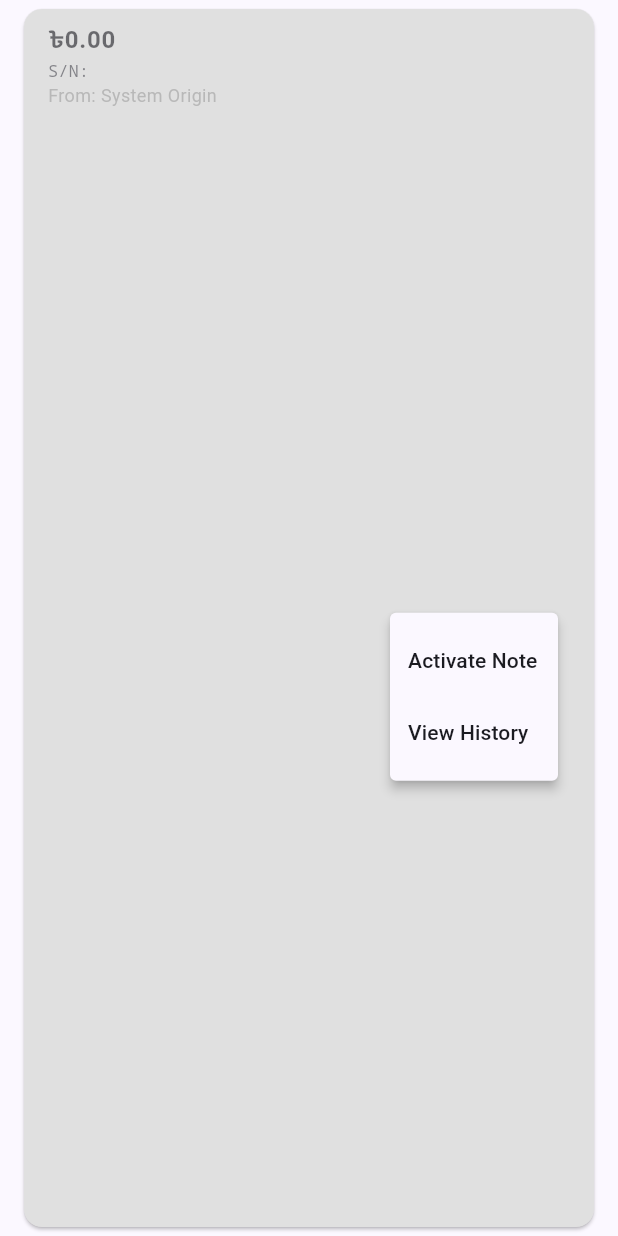
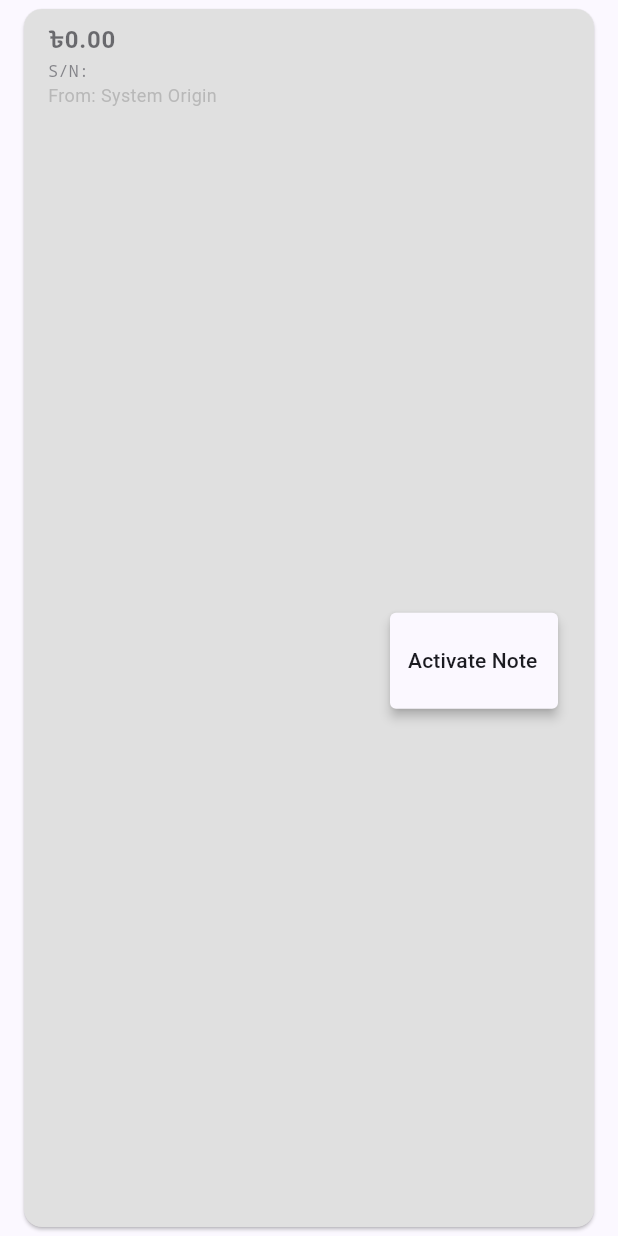
Before and after one commit to The-Black-Shadow/cryptox, a Flutter app: the AdminNoteCard widget shown alone on an empty page, opened directly with empty values, after a tap on the "more vert" icon, on a phone screen of 412 x 824 dp. Run offline on Flutter 3.47's test engine with Material 3 defaults, Android fonts, the phone set to English and light mode, and no system bars; our stand-ins replace bloc, bloc_concurrency, cloud_firestore, equatable, firebase_auth, firebase_core and 8 more; missing offline and left inert: authentication_buttons, debounce_throttle, flutter_stripe; accounts and stored records are empty; generated files the repository leaves out were written again; network calls fail.

Commit message:
commented history option from three dot

```diff
--- a/lib/presentation/screen/admin/admin_digital_notes_view.dart
+++ b/lib/presentation/screen/admin/admin_digital_notes_view.dart
@@ -383,10 +383,10 @@ class AdminNoteCard extends StatelessWidget {
                       value: 'activate',
                       child: Text('Activate Note'),
                     ),
-                  const PopupMenuItem<String>(
-                    value: 'history',
-                    child: Text('View History'),
-                  ),
+                  // const PopupMenuItem<String>(
+                  //   value: 'history',
+                  //   child: Text('View History'),
+                  // ),
                 ],
               ),
             ],
```
